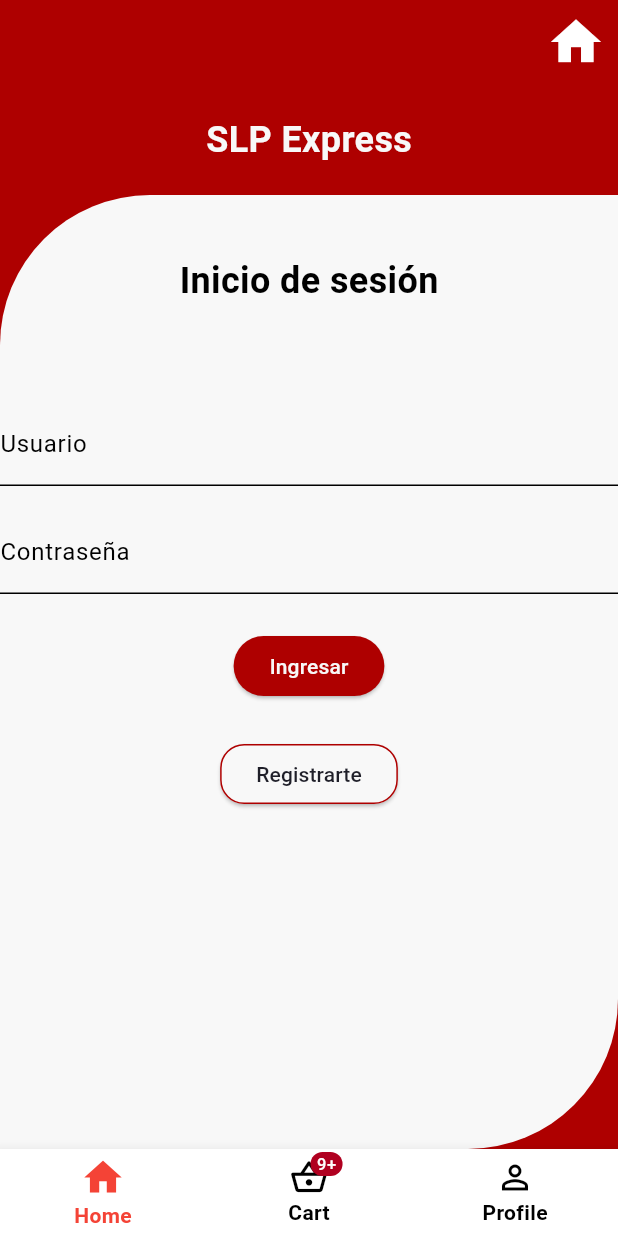
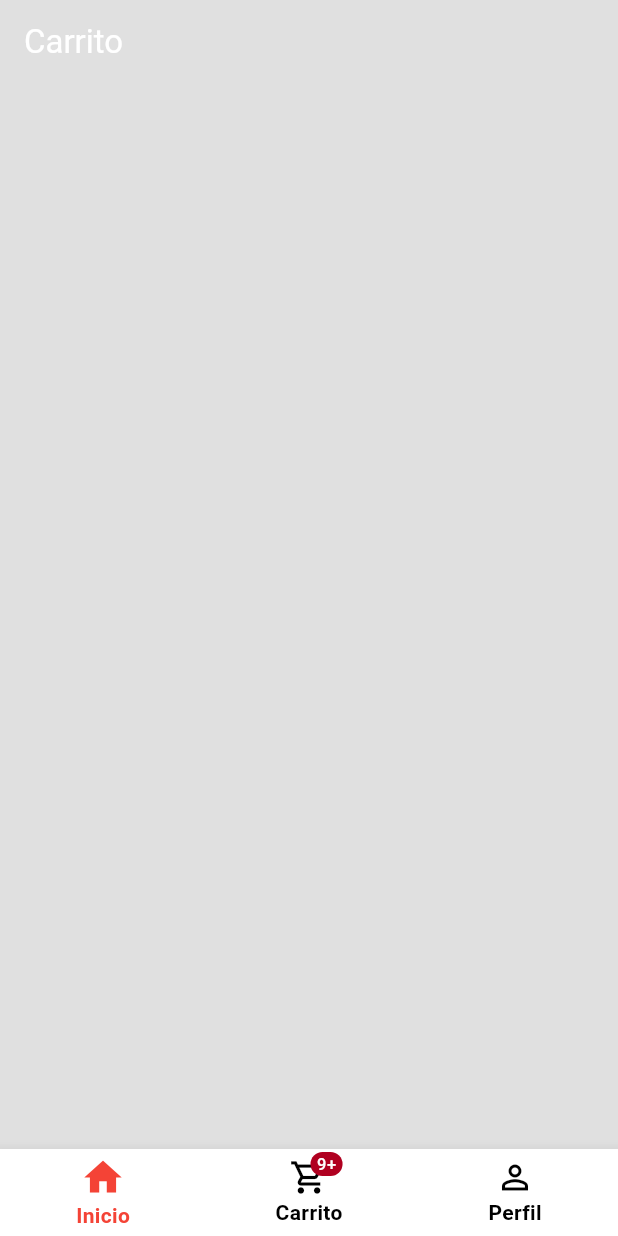
Before and after one commit to DeanHdz/Ecommerce_DesarrolloMovil_Flutter, a Flutter app: the screen it shows after launch, swiped to page 2, on a phone screen of 412 x 824 dp. Run offline on Flutter 3.47's test engine with Material 3 defaults, Android fonts, the phone set to English and light mode, and no system bars; drawn by our look-alikes of stylish_bottom_bar.

Commit message:
Funcionalidad carrito implementado

```diff
--- a/ecommerce/lib/components/product_tile.dart
+++ b/ecommerce/lib/components/product_tile.dart
@@ -65,8 +65,8 @@ class ProductTile extends StatelessWidget {
                     borderRadius: BorderRadius.circular(12),
                   ),
                   width: double.infinity, //Llenar todo el width
-                  padding: EdgeInsets.all(25),
-                  child: Icon(Icons.favorite),
+                  padding: const EdgeInsets.all(25),
+                  child: const Icon(Icons.favorite),
                 ),
               ),
 
@@ -99,7 +99,7 @@ class ProductTile extends StatelessWidget {
             mainAxisAlignment: MainAxisAlignment.spaceBetween,
             children: [
               // precio de producto
-              Text('\$' + product.price.toStringAsFixed(2)),
+              Text('\$${product.price.toStringAsFixed(2)}'),
 
               // agregar a carrito
               Container(
--- a/ecommerce/lib/models/shop.dart
+++ b/ecommerce/lib/models/shop.dart
@@ -51,5 +51,7 @@ class Shop extends ChangeNotifier {
   // Remove item from cart
   void removeFromCart(Product item) {
     _cart.remove(item);
+    // Notificar listeners que el carrito se modifico (cart_page)
+    notifyListeners();
   }
 }
--- a/ecommerce/lib/pageControl.dart
+++ b/ecommerce/lib/pageControl.dart
@@ -1,8 +1,6 @@
-import 'dart:html';
-
-import 'package:ecommerce/pages/home.dart';
-import 'package:ecommerce/pages/login.dart';
-import 'package:ecommerce/pages/register.dart';
+import 'package:ecommerce/pages/cart_page.dart';
+import 'package:ecommerce/pages/home_page.dart';
+import 'package:ecommerce/pages/login_page.dart';
 import 'package:flutter/material.dart';
 import 'package:provider/provider.dart';
 import 'package:stylish_bottom_bar/stylish_bottom_bar.dart';
@@ -43,9 +41,9 @@ class _PageControlState extends State<PageControl> {
     return Scaffold(
       // Las difrentes vistas de paginas se controlan mediante PageView
       body: PageView(controller: pageController, children: [
-        Center(child: Home(products: products)),
-        const Center(child: Login()),
-        const Center(child: Login())
+        Center(child: HomePage(products: products)),
+        const Center(child: CartPage()),
+        const Center(child: LoginPage())
       ]),
       //Barra inferior
       bottomNavigationBar: StylishBottomBar(
@@ -70,14 +68,14 @@ List<BottomBarItem> bottomBarItems = [
     selectedIcon: const Icon(Icons.home),
     unSelectedColor: Colors.black,
     selectedColor: Colors.red,
-    title: const Text('Home'),
+    title: const Text('Inicio'),
   ),
   BottomBarItem(
-    icon: const Icon(Icons.shopping_basket_outlined),
-    selectedIcon: const Icon(Icons.shopping_basket),
+    icon: const Icon(Icons.shopping_cart_outlined),
+    selectedIcon: const Icon(Icons.shopping_cart),
     unSelectedColor: Colors.black,
     selectedColor: Colors.red,
-    title: const Text('Cart'),
+    title: const Text('Carrito'),
     badge: const Text('9+'), //Numero de elementos en carrito
     showBadge: true, //Mostrar punto de alerta
   ),
@@ -86,5 +84,5 @@ List<BottomBarItem> bottomBarItems = [
       selectedIcon: const Icon(Icons.person),
       unSelectedColor: Colors.black,
       selectedColor: Colors.red,
-      title: const Text('Profile'))
+      title: const Text('Perfil'))
 ];
--- /dev/null
+++ b/ecommerce/lib/pages/cart_page.dart
@@ -0,0 +1,77 @@
+import 'package:ecommerce/models/product.dart';
+import 'package:ecommerce/models/shop.dart';
+import 'package:flutter/material.dart';
+import 'package:provider/provider.dart';
+
+class CartPage extends StatelessWidget {
+  const CartPage({super.key});
+
+  //remove item from cart method
+  void removeItemFromCart(BuildContext context, Product product) {
+    // show a dialog box to ask user to confirm to remove from cart
+    showDialog(
+      context: context,
+      builder: (context) => AlertDialog(
+        content: const Text("¿Quieres remover el producto a tu carrito?"),
+        actions: [
+          //Boton cancelar
+          MaterialButton(
+            onPressed: () => Navigator.pop(context),
+            child: const Text("Cancelar"),
+          ),
+          //Boton SI
+          MaterialButton(
+            onPressed: () {
+              //Mostrar dialogo
+              Navigator.pop(context);
+              //Remover de carrito
+              context.read<Shop>().removeFromCart(product);
+            },
+            child: const Text("Si"),
+          )
+        ],
+      ),
+    );
+  }
+
+  @override
+  Widget build(BuildContext context) {
+    // get access to the cart
+    final cart = context.watch<Shop>().cart;
+
+    return Scaffold(
+      appBar: AppBar(
+        backgroundColor: Colors.transparent,
+        elevation: 0,
+        foregroundColor: Theme.of(context).colorScheme.inversePrimary,
+        title: const Text("Carrito"),
+      ),
+      backgroundColor: Theme.of(context).colorScheme.background,
+      body: Column(
+        children: [
+          Expanded(
+            child: ListView.builder(
+              itemCount: cart.length,
+              itemBuilder: (context, index) {
+                // get individual item in cart
+                final item = cart[index];
+
+                // return as a cart tile UI
+                return ListTile(
+                  title: Text(item.name),
+                  subtitle: Text(item.price.toStringAsFixed(2)),
+                  trailing: IconButton(
+                    icon: const Icon(Icons.remove),
+                    onPressed: () => removeItemFromCart(context, item),
+                  ),
+                );
+              },
+            ),
+          ),
+
+          // boton para pagar
+        ],
+      ),
+    );
+  }
+}
--- a/ecommerce/lib/pages/home.dart
+++ b/ecommerce/lib/pages/home_page.dart
@@ -2,16 +2,16 @@ import 'package:ecommerce/components/product_tile.dart';
 import 'package:ecommerce/models/product.dart';
 import 'package:flutter/material.dart';
 
-class Home extends StatefulWidget {
+class HomePage extends StatefulWidget {
   final List<Product> products;
 
-  const Home({Key? key, required this.products}) : super(key: key);
+  const HomePage({Key? key, required this.products}) : super(key: key);
 
   @override
-  State<Home> createState() => _HomeState();
+  State<HomePage> createState() => _HomePageState();
 }
 
-class _HomeState extends State<Home> {
+class _HomePageState extends State<HomePage> {
   @override
   Widget build(BuildContext context) {
     return Scaffold(
--- a/ecommerce/lib/pages/login.dart
+++ b/ecommerce/lib/pages/register_page.dart
@@ -1,18 +1,18 @@
 import 'package:ecommerce/pageControl.dart';
-import 'package:ecommerce/pages/register.dart';
-import 'package:ecommerce/pages/home.dart';
+import 'package:ecommerce/pages/login_page.dart';
 import 'package:flutter/material.dart';
 
-class Login extends StatefulWidget {
-  const Login({super.key});
+class RegisterPage extends StatefulWidget {
+  const RegisterPage({super.key});
 
   @override
-  State<Login> createState() => _LoginState();
+  State<RegisterPage> createState() => _RegisterPageState();
 }
 
-class _LoginState extends State<Login> {
+class _RegisterPageState extends State<RegisterPage> {
   TextEditingController user = TextEditingController();
   TextEditingController pass = TextEditingController();
+  TextEditingController passVerify = TextEditingController();
 
   @override
   Widget build(BuildContext context) {
@@ -65,11 +65,12 @@ class _LoginState extends State<Login> {
                     color: Color.fromRGBO(248, 248, 248, 1),
                   ),
                   child: Column(
+                    mainAxisSize: MainAxisSize.min,
                     children: [
                       Container(
                         margin: const EdgeInsets.all(40.0),
                         child: const Text(
-                          'Inicio de sesión',
+                          'Registro de cuenta nueva',
                           style: TextStyle(
                             fontWeight: FontWeight.bold,
                             fontSize: 24.0,
@@ -83,7 +84,7 @@ class _LoginState extends State<Login> {
                       TextField(
                         controller: user,
                         decoration: const InputDecoration(
-                          labelText: 'Usuario',
+                          labelText: 'Nombre de usuario',
                           hintText: 'Ingresar nombre de usuario',
                         ),
                       ),
@@ -95,23 +96,35 @@ class _LoginState extends State<Login> {
                         controller: pass,
                         obscureText: true,
                         decoration: const InputDecoration(
-                          labelText: 'Contraseña',
-                          hintText: 'Ingresar contraseña',
+                          labelText: 'Ingresar contraseña',
+                          hintText: 'Contraseña',
+                        ),
+                      ),
+
+                      const SizedBox(height: 16.0), // Spacer
+
+                      // Contraseña verificacion
+                      TextField(
+                        controller: passVerify,
+                        obscureText: true,
+                        decoration: const InputDecoration(
+                          labelText: 'Ingresar contraseña nuevamente',
+                          hintText: 'Contraseña',
                         ),
                       ),
 
                       const SizedBox(height: 24.0), // Spacer
 
-                      // Boton login
+                      // Boton crear cuenta
                       ElevatedButton(
                         onPressed: () {
-                          loginButton();
+                          // Logica registro de cuenta (firebase)
                         },
                         style: ElevatedButton.styleFrom(
                             backgroundColor:
                                 const Color.fromRGBO(174, 0, 0, 1)),
                         child: const Text(
-                          'Ingresar',
+                          'Crear cuenta',
                           style: TextStyle(
                               color: Color.fromRGBO(248, 248, 248, 1)),
                         ),
@@ -119,10 +132,10 @@ class _LoginState extends State<Login> {
 
                       const SizedBox(height: 24.0), // Spacer
 
-                      // Boton registro
+                      // Boton cancelar
                       ElevatedButton(
                         onPressed: () {
-                          registerButton();
+                          cancelarButton();
                         },
                         style: ElevatedButton.styleFrom(
                           backgroundColor:
@@ -136,7 +149,7 @@ class _LoginState extends State<Login> {
                           ),
                         ),
                         child: const Text(
-                          'Registrarte',
+                          'Cancelar',
                           style:
                               TextStyle(color: Color.fromRGBO(31, 31, 41, 1)),
                         ),
@@ -152,15 +165,20 @@ class _LoginState extends State<Login> {
     );
   }
 
-  void loginButton() {
-    //(Dean) Implementar consulta de cuenta en firebase, usar showAlertDialog para errores
+  void registerButton() {
+    if (pass != passVerify) {
+      showAlertDialog(context, 'Contraseñas no coinciden',
+          'Asegurate de que coincidan ambos campos de contraseña');
+    }
+
+    //(Dean) Implementar creación de usuario en firebase, cuando se crea exitosamente redirigir a pagina de home con sesión iniciado
   }
 
-  void registerButton() {
-    //Ir a pagina de registro
+  void cancelarButton() {
+    //Regresar a pagina login
     Navigator.pushReplacement(
       context,
-      MaterialPageRoute(builder: (context) => const Register()),
+      MaterialPageRoute(builder: (context) => const LoginPage()),
     );
   }
 }
```
Also changed, not shown: ecommerce/lib/pages/login_page.dart (renamed from ecommerce/lib/pages/register.dart, +20 -40 lines).
